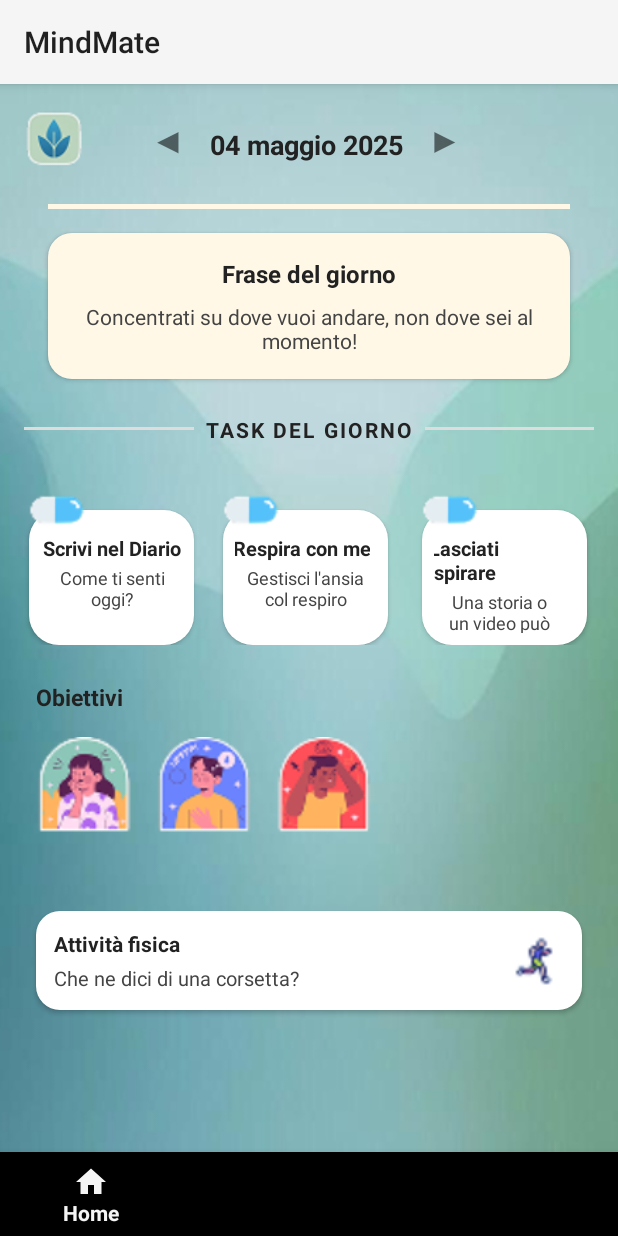
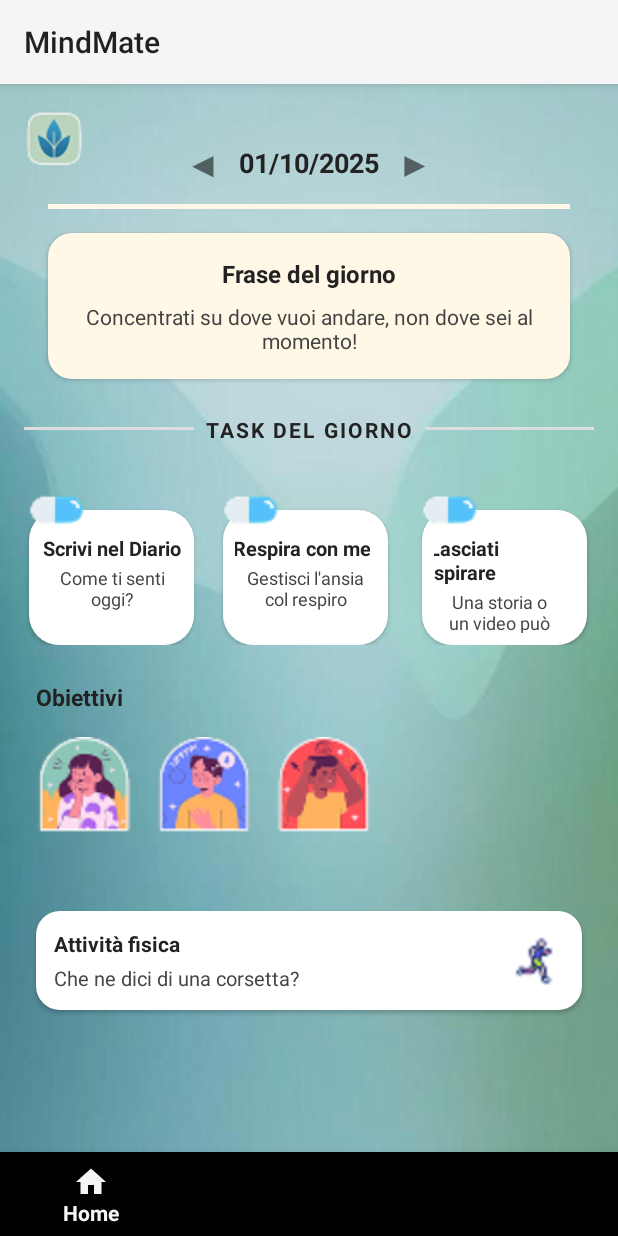
Before and after one commit to Kevins2205/MindMate, an Android app: the screen it shows after launch (MainActivity), on a phone screen of 412 x 824 dp. Run offline under Robolectric (Android 15) with nearby library versions, the phone set to English and light mode, and no system bars.

Commit message:
aggiunta frecce cliccabili nella home

```diff
--- a/app/src/main/java/com/example/mindmate/HomeFragment.java
+++ b/app/src/main/java/com/example/mindmate/HomeFragment.java
@@ -5,6 +5,11 @@ import android.view.LayoutInflater;
 import android.view.View;
 import android.view.ViewGroup;
 import android.widget.FrameLayout;
+import android.widget.ImageView;
+import android.widget.TextView;
+import java.text.SimpleDateFormat;
+import java.util.Calendar;
+import java.util.Date;
 import androidx.annotation.NonNull;
 import androidx.annotation.Nullable;
 import androidx.fragment.app.Fragment;
@@ -19,6 +24,27 @@ public class HomeFragment extends Fragment {
                              @Nullable Bundle savedInstanceState) {
         View root = inflater.inflate(R.layout.fragment_home, container, false);
         View task1 = root.findViewById(R.id.task1);
+        // Cambia l'immagine della pillola se la nota di oggi è già stata inserita
+        ImageView pillImage = root.findViewById(R.id.task1_img);
+        String dataOggi = new SimpleDateFormat("yyyy-MM-dd").format(new Date());
+        boolean notaPresente = false;
+        if (DiarioFragment.noteTemporanee != null) {
+            for (DiarioFragment.NotaTemp n : DiarioFragment.noteTemporanee) {
+                if (n.data.equals(dataOggi)) {
+                    notaPresente = true;
+                    break;
+                }
+            }
+        }
+        if (notaPresente) {
+            pillImage.setImageResource(R.drawable.pillgreen);
+            if (task1 != null) {
+                task1.setOnClickListener(v -> {
+                    android.widget.Toast.makeText(getContext(), "Hai già inserito una nota oggi. Puoi visualizzarla nel diario.", android.widget.Toast.LENGTH_LONG).show();
+                });
+            }
+        } else {
+            pillImage.setImageResource(R.drawable.pill);
             if (task1 != null) {
                 task1.setOnClickListener(v -> {
                     FragmentTransaction ft = requireActivity().getSupportFragmentManager().beginTransaction();
@@ -27,6 +53,28 @@ public class HomeFragment extends Fragment {
                     ft.commit();
                 });
             }
+        }
+        // Gestione frecce per cambiare giorno
+        TextView arrowLeft = root.findViewById(R.id.arrowLeft);
+        TextView arrowRight = root.findViewById(R.id.arrowRight);
+        TextView textDate = root.findViewById(R.id.textDate);
+        java.text.SimpleDateFormat sdf = new java.text.SimpleDateFormat("dd/MM/yyyy");
+        Calendar cal = Calendar.getInstance();
+        textDate.setText(sdf.format(cal.getTime()));
+        arrowLeft.setOnClickListener(v -> {
+            cal.add(Calendar.DAY_OF_MONTH, -1);
+            requireActivity().getSupportFragmentManager().beginTransaction()
+                .replace(R.id.fragment_container, GiornoFragment.newInstance(cal.getTime()))
+                .addToBackStack(null)
+                .commit();
+        });
+        arrowRight.setOnClickListener(v -> {
+            cal.add(Calendar.DAY_OF_MONTH, 1);
+            requireActivity().getSupportFragmentManager().beginTransaction()
+                .replace(R.id.fragment_container, GiornoFragment.newInstance(cal.getTime()))
+                .addToBackStack(null)
+                .commit();
+        });
         return root;
     }
 }
--- a/app/src/main/res/layout/fragment_home.xml
+++ b/app/src/main/res/layout/fragment_home.xml
@@ -16,54 +16,47 @@
         android:layout_marginStart="16dp"
         android:layout_marginTop="16dp"
         app:layout_constraintStart_toStartOf="parent"
-        app:layout_constraintTop_toTopOf="parent" />
+        app:layout_constraintTop_toTopOf="parent"
+        app:layout_constraintBottom_toTopOf="@id/headerLine" />
 
-    <!-- Freccia sinistra -->
-
-    <!-- Data odierna -->
-
-    <!-- Freccia destra -->
-
-    <!-- Linea orizzontale bianco panna -->
+    <TextView
+        android:id="@+id/textDate"
+        android:layout_width="wrap_content"
+        android:layout_height="wrap_content"
+        android:text="@string/date"
+        android:textColor="#222"
+        android:textSize="18sp"
+        android:textStyle="bold"
+        android:layout_marginTop="24dp"
+        app:layout_constraintTop_toTopOf="parent"
+        app:layout_constraintBottom_toTopOf="@id/headerLine"
+        app:layout_constraintStart_toStartOf="parent"
+        app:layout_constraintEnd_toEndOf="parent"
+        app:layout_constraintHorizontal_bias="0.5" />
 
     <TextView
         android:id="@+id/arrowLeft"
         android:layout_width="32dp"
         android:layout_height="32dp"
-        android:layout_marginStart="40dp"
-        android:layout_marginTop="20dp"
         android:gravity="center"
         android:text="\u25C0"
         android:textSize="24sp"
-        app:layout_constraintStart_toEndOf="@id/logoMindMate"
-        app:layout_constraintTop_toTopOf="parent" />
-
-    <TextView
-        android:id="@+id/textDate"
-        android:layout_width="wrap_content"
-        android:layout_height="wrap_content"
-        android:layout_marginStart="12dp"
-        android:layout_marginTop="28dp"
-        android:text="@string/date"
-        android:textColor="#222"
-        android:textSize="18sp"
-        android:textStyle="bold"
-        app:layout_constraintStart_toEndOf="@id/arrowLeft"
-        app:layout_constraintTop_toTopOf="parent" />
+        android:layout_marginEnd="8dp"
+        app:layout_constraintEnd_toStartOf="@id/textDate"
+        app:layout_constraintTop_toTopOf="@id/textDate"
+        app:layout_constraintBottom_toBottomOf="@id/textDate" />
 
     <TextView
         android:id="@+id/arrowRight"
         android:layout_width="32dp"
         android:layout_height="32dp"
-        android:layout_marginStart="8dp"
-        android:layout_marginTop="20dp"
         android:gravity="center"
         android:text="\u25B6"
         android:textSize="24sp"
-        app:layout_constraintEnd_toEndOf="parent"
-        app:layout_constraintHorizontal_bias="0.04"
+        android:layout_marginStart="8dp"
         app:layout_constraintStart_toEndOf="@id/textDate"
-        app:layout_constraintTop_toTopOf="parent" />
+        app:layout_constraintTop_toTopOf="@id/textDate"
+        app:layout_constraintBottom_toBottomOf="@id/textDate" />
 
     <View
         android:id="@+id/headerLine"
--- a/app/src/main/res/values/strings.xml
+++ b/app/src/main/res/values/strings.xml
@@ -3,6 +3,7 @@
     <string name="date">04 maggio 2025</string>
     <string name="phrase_title">Frase del giorno</string>
     <string name="phrase_text">Concentrati su dove vuoi andare, non dove sei al momento!</string>
+    <string name="phrase_text_past">Ogni giorno è una nuova opportunità per migliorare te stesso!</string>
     <string name="task_title">TASK DEL GIORNO</string>
     <string name="task1_title">Scrivi nel Diario</string>
     <string name="task1_desc">Come ti senti oggi?</string>
```
Also changed, not shown: app/src/main/java/com/example/mindmate/DiarioFragment.java (+17 -0 lines), app/src/main/java/com/example/mindmate/GiornoFragment.java (added, +137 -0 lines), app/src/main/res/layout/fragment_giorno.xml (added, +82 -0 lines), app/src/main/res/drawable/pillgreen.png (added). Lines whose indentation alone changed are shown as unchanged.
